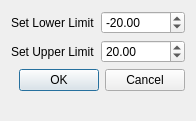
This is residual_set_limit.ui in outdoorpet/QC_P_time_compare as Qt 5 draws it before an edit. The edited form follows.
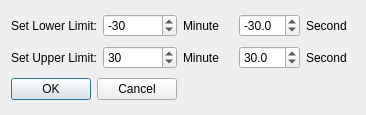
This is the edited form.

Commit message: added minute and second limits for pick time residuals

```diff
--- a/residual_set_limit.ui
+++ b/residual_set_limit.ui
@@ -6,56 +6,44 @@
    <rect>
     <x>0</x>
     <y>0</y>
-    <width>196</width>
-    <height>121</height>
+    <width>366</width>
+    <height>115</height>
    </rect>
   </property>
   <property name="windowTitle">
    <string>Set Residual Limits</string>
   </property>
-  <layout class="QVBoxLayout" name="verticalLayout">
-   <item>
-    <layout class="QFormLayout" name="formLayout">
-     <item row="0" column="0">
-      <widget class="QLabel" name="LL_label">
-       <property name="sizePolicy">
-        <sizepolicy hsizetype="Fixed" vsizetype="Preferred">
-         <horstretch>0</horstretch>
-         <verstretch>0</verstretch>
-        </sizepolicy>
-       </property>
+  <layout class="QGridLayout" name="gridLayout">
+   <item row="0" column="2">
+    <widget class="QLabel" name="LL_min_label">
        <property name="text">
-        <string>Set Lower Limit</string>
+      <string>Minute</string>
        </property>
       </widget>
      </item>
-     <item row="0" column="1">
-      <widget class="QDoubleSpinBox" name="LowerLimitSpinBox">
+   <item row="0" column="3">
+    <widget class="QDoubleSpinBox" name="LL_sec">
+     <property name="decimals">
+      <number>1</number>
+     </property>
        <property name="minimum">
-        <double>-99.989999999999995</double>
+      <double>-100.000000000000000</double>
+     </property>
+     <property name="maximum">
+      <double>-0.500000000000000</double>
+     </property>
+     <property name="singleStep">
+      <double>0.500000000000000</double>
        </property>
        <property name="value">
-        <double>-20.000000000000000</double>
+      <double>-30.000000000000000</double>
        </property>
       </widget>
      </item>
-     <item row="1" column="0">
-      <widget class="QLabel" name="UL_label">
-       <property name="sizePolicy">
-        <sizepolicy hsizetype="Fixed" vsizetype="Preferred">
-         <horstretch>0</horstretch>
-         <verstretch>0</verstretch>
-        </sizepolicy>
-       </property>
+   <item row="1" column="4">
+    <widget class="QLabel" name="UL_sec_label">
        <property name="text">
-        <string>Set Upper Limit</string>
-       </property>
-      </widget>
-     </item>
-     <item row="1" column="1">
-      <widget class="QDoubleSpinBox" name="UpperLimitSpinBox">
-       <property name="value">
-        <double>20.000000000000000</double>
+      <string>Second</string>
        </property>
       </widget>
      </item>
@@ -69,7 +57,87 @@
        </property>
       </widget>
      </item>
-    </layout>
+   <item row="1" column="2">
+    <widget class="QLabel" name="UL_min_label">
+     <property name="text">
+      <string>Minute</string>
+     </property>
+    </widget>
+   </item>
+   <item row="1" column="3">
+    <widget class="QDoubleSpinBox" name="UL_sec">
+     <property name="decimals">
+      <number>1</number>
+     </property>
+     <property name="minimum">
+      <double>0.500000000000000</double>
+     </property>
+     <property name="value">
+      <double>30.000000000000000</double>
+     </property>
+    </widget>
+   </item>
+   <item row="0" column="0">
+    <widget class="QLabel" name="LL_label">
+     <property name="sizePolicy">
+      <sizepolicy hsizetype="Fixed" vsizetype="Preferred">
+       <horstretch>0</horstretch>
+       <verstretch>0</verstretch>
+      </sizepolicy>
+     </property>
+     <property name="text">
+      <string>Set Lower Limit:</string>
+     </property>
+    </widget>
+   </item>
+   <item row="1" column="0">
+    <widget class="QLabel" name="UL_label">
+     <property name="sizePolicy">
+      <sizepolicy hsizetype="Fixed" vsizetype="Preferred">
+       <horstretch>0</horstretch>
+       <verstretch>0</verstretch>
+      </sizepolicy>
+     </property>
+     <property name="text">
+      <string>Set Upper Limit:</string>
+     </property>
+    </widget>
+   </item>
+   <item row="0" column="4">
+    <widget class="QLabel" name="LL_sec_label">
+     <property name="text">
+      <string>Second</string>
+     </property>
+    </widget>
+   </item>
+   <item row="1" column="1">
+    <widget class="QDoubleSpinBox" name="UL_min">
+     <property name="decimals">
+      <number>0</number>
+     </property>
+     <property name="minimum">
+      <double>0.000000000000000</double>
+     </property>
+     <property name="value">
+      <double>30.000000000000000</double>
+     </property>
+    </widget>
+   </item>
+   <item row="0" column="1">
+    <widget class="QDoubleSpinBox" name="LL_min">
+     <property name="decimals">
+      <number>0</number>
+     </property>
+     <property name="minimum">
+      <double>-100.000000000000000</double>
+     </property>
+     <property name="maximum">
+      <double>0.000000000000000</double>
+     </property>
+     <property name="value">
+      <double>-30.000000000000000</double>
+     </property>
+    </widget>
    </item>
   </layout>
  </widget>
```
Lines whose indentation alone changed are shown as unchanged. The commit also changes 1 other file.
